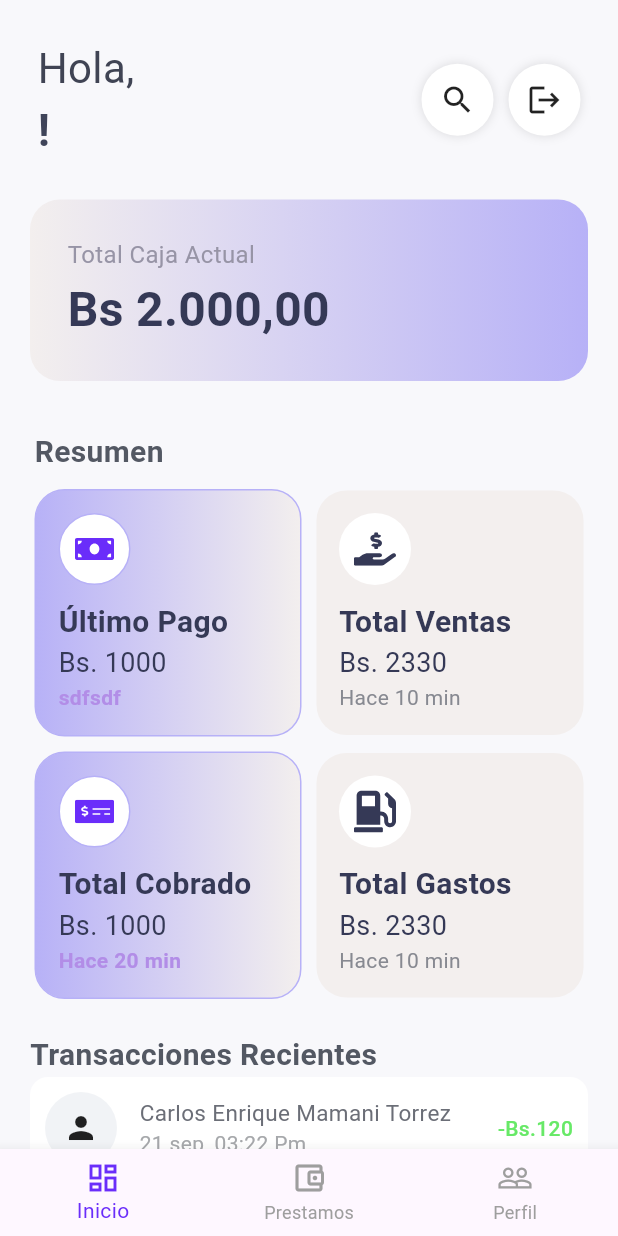
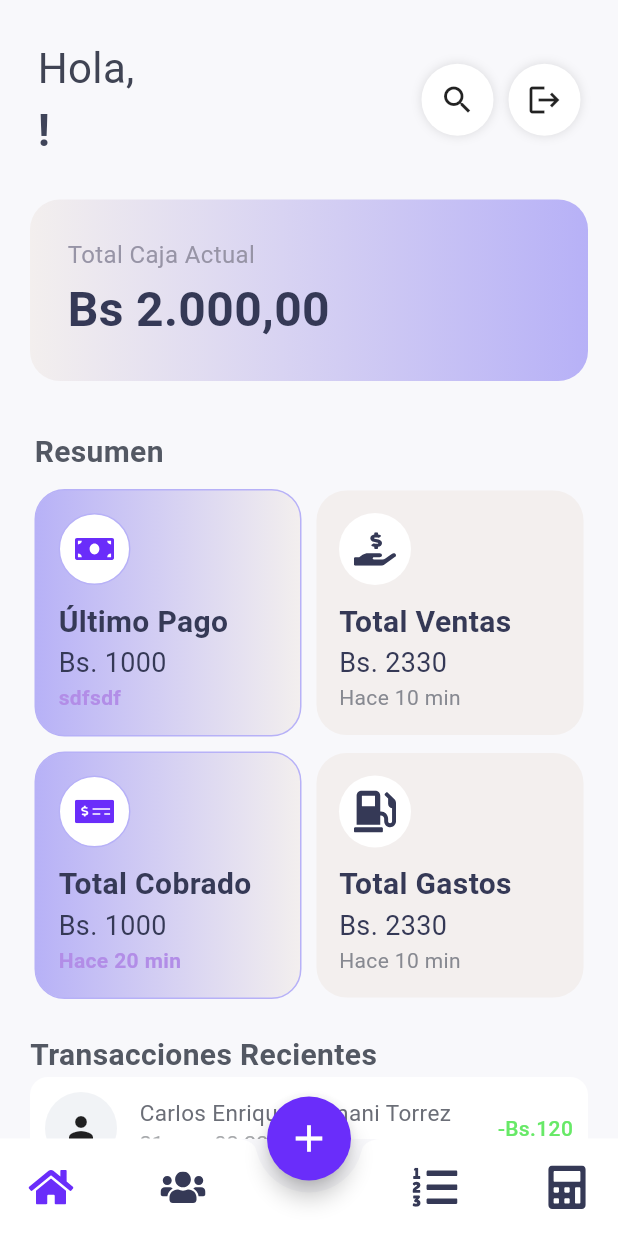
Before and after one commit to Grillo26/PrestamosApp, a Flutter app: the MainNavigationScreen screen opened directly with empty values, on a phone screen of 412 x 824 dp. Run offline on Flutter 3.47's test engine with Material 3 defaults, Android fonts, the phone set to English and light mode, and no system bars; our stand-ins replace flutter_svg.

Commit message:
bootomNavigator add

```diff
--- a/lib/features/main/presentation/screens/main_navigation_screen.dart
+++ b/lib/features/main/presentation/screens/main_navigation_screen.dart
@@ -1,6 +1,7 @@
 import 'package:cobrosyprestamos/features/auth/domain/entities/user.dart';
 import 'package:cobrosyprestamos/features/dashboard/presentation/screens/dashboard_screen.dart';
 import 'package:flutter/material.dart';
+import 'package:flutter_svg/flutter_svg.dart';
 
 class MainNavigationScreen extends StatefulWidget {
   final UserEntity user;
@@ -22,8 +23,10 @@ class _MainNavigationScreenState extends State<MainNavigationScreen> {
     super.initState();
     _pages = [
       DashboardPage(user: widget.user), // Pantalla 0
-      const Center(child: Text("Pantalla de Prestamos")),
-      const Center(child: Text("Pantalla de Clientes")),
+      const Center(child: Text("Pantalla de Todos los usuarios")),
+      const Center(child: Text("Pantalla Nuevo Registro")),
+      const Center(child: Text("Pantalla de ")),
+      const Center(child: Text("Calculadora")),
     ];
   }
 
@@ -37,29 +40,60 @@ class _MainNavigationScreenState extends State<MainNavigationScreen> {
   @override
   Widget build(BuildContext context) {
     return Scaffold(
-      body: _pages[_selectIndex],
+      extendBody: true,
+      body: IndexedStack(
+        index: _selectIndex,
+        children:_pages,
+      ),
+
+      floatingActionButton: FloatingActionButton(
+        backgroundColor: const Color(0xFF6A2DFA),
+        shape: const CircleBorder(),
+        onPressed: () => setState(() {
+          _selectIndex = 2;
+        }),
+        child: const Icon(Icons.add, color: Colors.white, size: 30),
+      ),
+
+      floatingActionButtonLocation: FloatingActionButtonLocation.centerDocked,
 
       //4.- Nuestra barra
-      bottomNavigationBar: BottomNavigationBar(
-        currentIndex: _selectIndex, //Que pestana brilla
-        onTap: _onItemTapped, //Que pasa cuando tocas
-        selectedItemColor: const Color(0xFF6A2DFA),
-        unselectedItemColor: Colors.grey,
-        items: [
-          BottomNavigationBarItem(
-            icon: Icon(Icons.dashboard_outlined) ,
-            label: 'Inicio'
-          ),
-          BottomNavigationBarItem(
-            icon: Icon(Icons.account_balance_wallet_outlined),
-            label: 'Prestamos',
-          ),
-          BottomNavigationBarItem(
-            icon: Icon(Icons.people_outline),
-            label: 'Perfil'
-          )
-        ],
+      bottomNavigationBar: BottomAppBar(
+        padding: const EdgeInsets.symmetric(horizontal: 10),
+        height: 65,
+        color: Colors.white,
+        shape: const CircularNotchedRectangle(), //Crear el hueco circular
+        notchMargin: 8.0,
+        child: Row(
+          mainAxisAlignment: MainAxisAlignment.spaceBetween,
+          children: <Widget>[
+            //Lado izquierdo
+            _buildNavItem('assets/icons/home.svg', 0),
+            _buildNavItem('assets/icons/clientes.svg', 1),
+
+            const SizedBox(width: 40),
+
+            _buildNavItem('assets/icons/lista.svg', 3),
+            _buildNavItem('assets/icons/calculadora.svg', 4),
+          ],
+        ),
       ),
     );
   }
+
+  Widget _buildNavItem(String assetPath, int index) {
+    final isSelected = _selectIndex == index;
+    return IconButton(
+      icon: SvgPicture.asset(
+        assetPath,
+        colorFilter: ColorFilter.mode(
+          isSelected ? const Color(0xFF6A2DFA) : const Color(0xFF353956),
+          BlendMode.srcIn
+        ),
+      ),
+      onPressed: () => setState(() {
+        _selectIndex = index;
+      }),
+    );
+  }
 }
```
Also changed, not shown: assets/icons/calculadora.svg (added), assets/icons/clientes.svg (added), assets/icons/home.svg (added), assets/icons/lista.svg (added).
